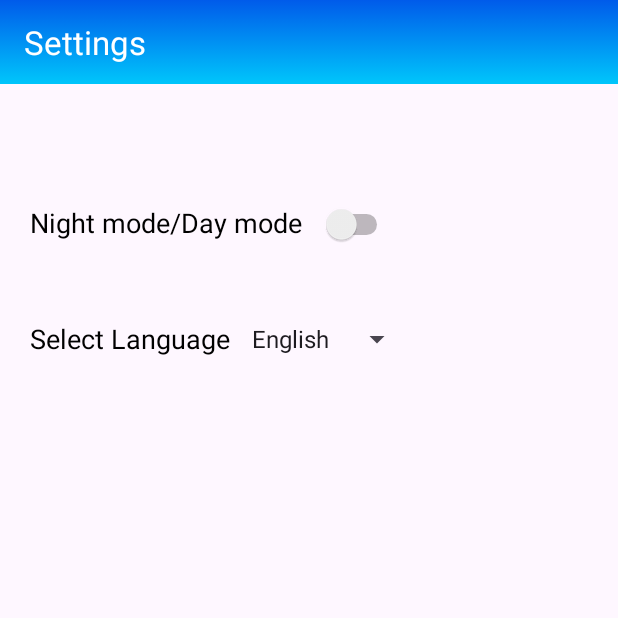
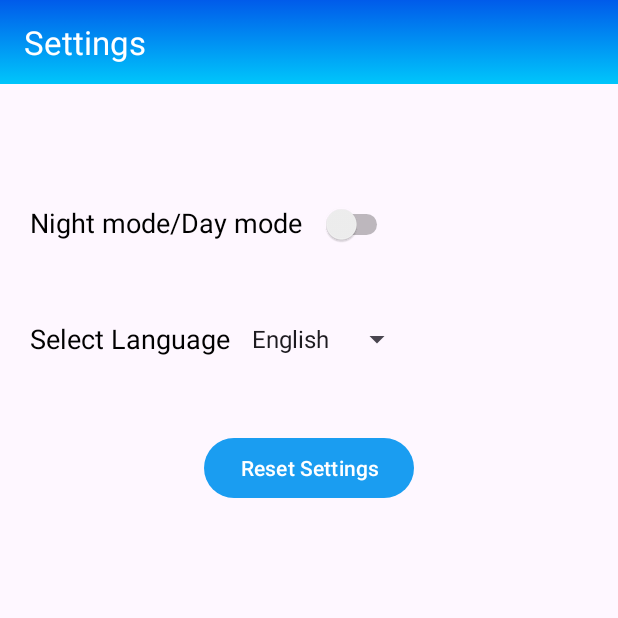
Before and after one commit to HajdukJ/Aplikacja_Sportowa, an Android app: the screen it shows after launch (MainActivity), in the side drawer, after a tap on "Settings", on a phone screen of 412 x 824 dp, the top half of it. Run offline under Robolectric (Android 15) with nearby library versions, the phone set to English and light mode, and no system bars; our stand-ins replace Firebase (no records; nobody signed in at launch, a user with empty details on screens opened directly).

Commit message:
dodanie komentarzy, zmiany w ustawieniach

```diff
--- a/app/src/main/java/com/example/aplikacja_sportowa/SettingsFragment.kt
+++ b/app/src/main/java/com/example/aplikacja_sportowa/SettingsFragment.kt
@@ -7,19 +7,16 @@ import android.os.Bundle
 import android.view.LayoutInflater
 import android.view.View
 import android.view.ViewGroup
-import android.widget.Switch
-import android.widget.Spinner
-import android.widget.ArrayAdapter
-import android.widget.AdapterView
+import android.widget.*
 import androidx.fragment.app.Fragment
 import androidx.appcompat.app.AppCompatDelegate
-import androidx.appcompat.app.AppCompatActivity
 import java.util.*
 
 class SettingsFragment : Fragment() {
 
     private lateinit var nightModeSwitch: Switch
     private lateinit var languageSpinner: Spinner
+    private lateinit var resetButton: Button
     private lateinit var sharedPreferences: SharedPreferences
     private val NIGHT_MODE_KEY = "night_mode"
     private val LANGUAGE_KEY = "language"
@@ -34,6 +31,7 @@ class SettingsFragment : Fragment() {
 
         nightModeSwitch = view.findViewById(R.id.nightModeSwitch)
         languageSpinner = view.findViewById(R.id.languageSpinner)
+        resetButton = view.findViewById(R.id.resetButton)
 
         val isNightMode = sharedPreferences.getBoolean(NIGHT_MODE_KEY, false)
         nightModeSwitch.isChecked = isNightMode
@@ -55,6 +53,10 @@ class SettingsFragment : Fragment() {
             }
 
             override fun onNothingSelected(parentView: AdapterView<*>?) {}
+        }
+
+        resetButton.setOnClickListener {
+            resetSettings()
         }
 
         return view
@@ -99,10 +101,20 @@ class SettingsFragment : Fragment() {
         val config = Configuration()
         config.setLocale(locale)
 
-        if (android.os.Build.VERSION.SDK_INT >= android.os.Build.VERSION_CODES.O) {
-            requireContext().createConfigurationContext(config)
-        } else {
-            requireContext().resources.updateConfiguration(config, requireContext().resources.displayMetrics)
-        }
+        requireContext().resources.updateConfiguration(config, requireContext().resources.displayMetrics)
+    }
+
+    private fun resetSettings() {
+        val editor = sharedPreferences.edit()
+        editor.putBoolean(NIGHT_MODE_KEY, false)
+        editor.putString(LANGUAGE_KEY, "en")
+        editor.apply()
+
+        nightModeSwitch.isChecked = false
+        setTheme(false)
+        languageSpinner.setSelection(0)
+        changeLanguage("en")
+
+        Toast.makeText(requireContext(), "Settings reset to default", Toast.LENGTH_SHORT).show()
     }
 }
--- a/app/src/main/res/layout/fragment_settings.xml
+++ b/app/src/main/res/layout/fragment_settings.xml
@@ -46,4 +46,13 @@
         android:layout_alignParentStart="true"
         android:layout_marginStart="160dp"
         android:layout_marginTop="-24dp" />
+    <Button
+        android:id="@+id/resetButton"
+        android:layout_width="wrap_content"
+        android:layout_height="wrap_content"
+        android:text="Reset Settings"
+        android:layout_below="@id/languageSpinner"
+        android:layout_marginTop="50dp"
+        android:layout_centerHorizontal="true" />
+
 </RelativeLayout>
```
Also changed, not shown: app/src/main/java/com/example/aplikacja_sportowa/BiometricAuth.kt (+37 -0 lines).
